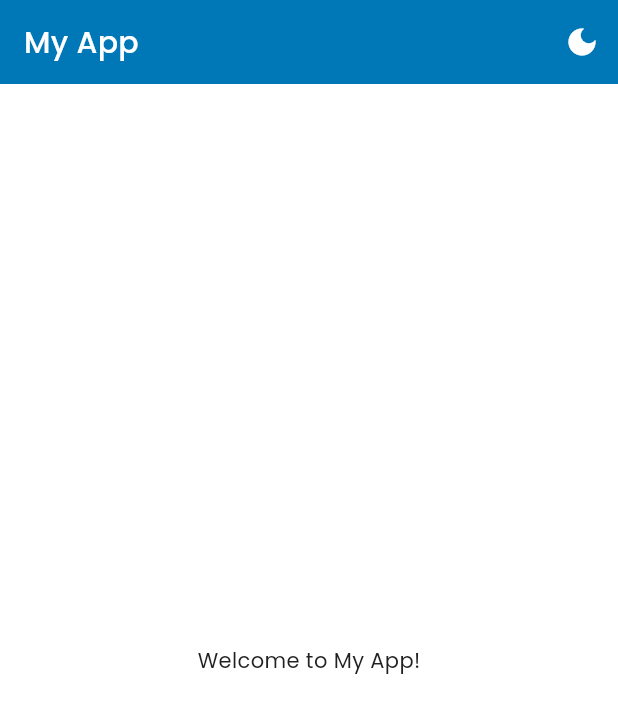
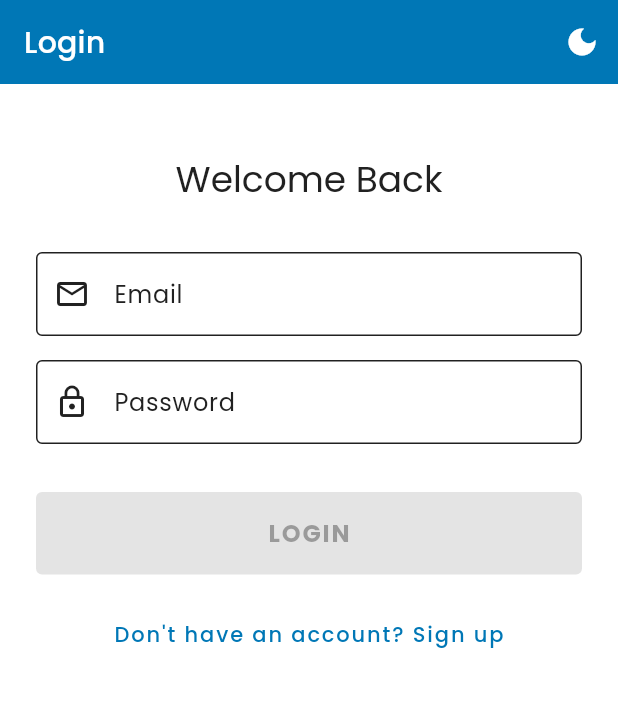
Before and after one commit to YonathanKom/project-lab-2025, a Flutter app: the screen it shows after launch, on a phone screen of 412 x 824 dp. Shown: the top 713 px of the screen. Run offline on Flutter 3.47's test engine with Material 3 defaults, Android fonts, the phone set to English and light mode, and no system bars; our stand-ins replace google_fonts, shared_preferences.

Commit message:
Login + Register Screens

```diff
--- a/frontend/lib/app.dart
+++ b/frontend/lib/app.dart
@@ -2,42 +2,22 @@ import 'package:flutter/material.dart';
 import 'package:provider/provider.dart';
 import 'providers/theme_provider.dart';
 import 'utils/theme.dart';
-import 'widgets/theme_toggle.dart';
+import 'utils/routes.dart';
 
 class MyApp extends StatelessWidget {
-  const MyApp({Key? key}) : super(key: key);
+  const MyApp({super.key});
 
   @override
   Widget build(BuildContext context) {
     final themeProvider = Provider.of<ThemeProvider>(context);
 
     return MaterialApp(
-      title: 'My App',
-      themeMode: themeProvider.themeMode,
+      title: 'Your App Name',
       theme: AppTheme.lightTheme(),
       darkTheme: AppTheme.darkTheme(),
-      home: const HomeScreen(),
+      themeMode: themeProvider.themeMode,
+      initialRoute: Routes.login,
+      routes: Routes.getRoutes(),
     );
   }
 }
-
-// Placeholder home screen
-class HomeScreen extends StatelessWidget {
-  const HomeScreen({Key? key}) : super(key: key);
-
-  @override
-  Widget build(BuildContext context) {
-    return Scaffold(
-      appBar: AppBar(
-        title: const Text('My App'),
-        actions: [
-          // Theme toggle button
-          ThemeToggle(),
-        ],
-      ),
-      body: const Center(
-        child: Text('Welcome to My App!'),
-      ),
-    );
-  }
-}
--- /dev/null
+++ b/frontend/lib/screens/auth/login_screen.dart
@@ -0,0 +1,130 @@
+import 'package:flutter/material.dart';
+import '../../utils/routes.dart';
+import '../../utils/validators.dart';
+import '../../widgets/theme_toggle.dart';
+
+class LoginScreen extends StatefulWidget {
+  const LoginScreen({super.key});
+
+  @override
+  State<LoginScreen> createState() => _LoginScreenState();
+}
+
+class _LoginScreenState extends State<LoginScreen> {
+  final _formKey = GlobalKey<FormState>();
+  final _emailController = TextEditingController();
+  final _passwordController = TextEditingController();
+
+  bool _isFormValid = false;
+
+  @override
+  void initState() {
+    super.initState();
+    _emailController.addListener(_validateForm);
+    _passwordController.addListener(_validateForm);
+  }
+
+  @override
+  void dispose() {
+    _emailController.dispose();
+    _passwordController.dispose();
+    super.dispose();
+  }
+
+  void _validateForm() {
+    final isEmailValid =
+        Validators.validateEmail(_emailController.text) == null;
+    final isPasswordValid =
+        Validators.validatePassword(_passwordController.text) == null;
+
+    setState(() {
+      _isFormValid = isEmailValid && isPasswordValid;
+    });
+  }
+
+  void _login() {
+    if (_formKey.currentState!.validate()) {
+      // Login logic would go here
+      ScaffoldMessenger.of(context).showSnackBar(
+        const SnackBar(content: Text('Processing login...')),
+      );
+    }
+  }
+
+  @override
+  Widget build(BuildContext context) {
+    return Scaffold(
+      appBar: AppBar(
+        title: const Text('Login'),
+        actions: const [ThemeToggle()],
+      ),
+      body: SingleChildScrollView(
+        padding: const EdgeInsets.all(24.0),
+        child: Form(
+          key: _formKey,
+          child: Column(
+            crossAxisAlignment: CrossAxisAlignment.stretch,
+            children: [
+              const SizedBox(height: 24),
+              Text(
+                'Welcome Back',
+                style: Theme.of(context).textTheme.headlineSmall,
+                textAlign: TextAlign.center,
+              ),
+              const SizedBox(height: 32),
+
+              // Email field
+              TextFormField(
+                controller: _emailController,
+                decoration: const InputDecoration(
+                  labelText: 'Email',
+                  prefixIcon: Icon(Icons.email_outlined),
+                  border: OutlineInputBorder(),
+                ),
+                keyboardType: TextInputType.emailAddress,
+                validator: Validators.validateEmail,
+                autovalidateMode: AutovalidateMode.onUserInteraction,
+              ),
+              const SizedBox(height: 16),
+
+              // Password field
+              TextFormField(
+                controller: _passwordController,
+                decoration: const InputDecoration(
+                  labelText: 'Password',
+                  prefixIcon: Icon(Icons.lock_outline),
+                  border: OutlineInputBorder(),
+                ),
+                obscureText: true,
+                validator: Validators.validatePassword,
+                autovalidateMode: AutovalidateMode.onUserInteraction,
+              ),
+              const SizedBox(height: 32),
+
+              // Login button
+              ElevatedButton(
+                onPressed: _isFormValid ? _login : null,
+                style: ElevatedButton.styleFrom(
+                  padding: const EdgeInsets.symmetric(vertical: 16),
+                ),
+                child: const Text(
+                  'LOGIN',
+                  style: TextStyle(fontSize: 16, fontWeight: FontWeight.bold),
+                ),
+              ),
+              const SizedBox(height: 16),
+
+              // Register link
+              TextButton(
+                onPressed: () {
+                  Navigator.pushNamed(context, Routes.register);
+                },
+                child: const Text('Don\'t have an account? Sign up'),
+              ),
+            ],
+          ),
+        ),
+      ),
+    );
+  }
+}
--- /dev/null
+++ b/frontend/lib/utils/routes.dart
@@ -0,0 +1,22 @@
+import 'package:flutter/material.dart';
+import '../screens/auth/login_screen.dart';
+import '../screens/auth/register_screen.dart';
+// Import other screens here as they are created
+
+class Routes {
+  // Route names
+  static const String login = '/login';
+  static const String register = '/register';
+  static const String home = '/home';
+  // Add more route names as needed
+
+  // Route mapping
+  static Map<String, Widget Function(BuildContext)> getRoutes() {
+    return {
+      login: (context) => const LoginScreen(),
+      register: (context) => const RegisterScreen(),
+      // Add other routes as they are created
+      // Example: home: (context) => const HomeScreen(),
+    };
+  }
+}
--- /dev/null
+++ b/frontend/lib/utils/validators.dart
@@ -0,0 +1,41 @@
+class Validators {
+  static String? validateEmail(String? value) {
+    if (value == null || value.isEmpty) {
+      return 'Email is required';
+    }
+
+    final emailRegExp = RegExp(
+      r'^[a-zA-Z0-9.]+@[a-zA-Z0-9]+\.[a-zA-Z]+',
+    );
+
+    if (!emailRegExp.hasMatch(value)) {
+      return 'Please enter a valid email address';
+    }
+
+    return null;
+  }
+
+  static String? validatePassword(String? value) {
+    if (value == null || value.isEmpty) {
+      return 'Password is required';
+    }
+
+    if (value.length < 6) {
+      return 'Password must be at least 6 characters long';
+    }
+
+    return null;
+  }
+
+  static String? validateConfirmPassword(String? value, String password) {
+    if (value == null || value.isEmpty) {
+      return 'Please confirm your password';
+    }
+
+    if (value != password) {
+      return 'Passwords do not match';
+    }
+
+    return null;
+  }
+}
```
Also changed, not shown: frontend/lib/screens/auth/register_screen.dart (added, +153 -0 lines).
